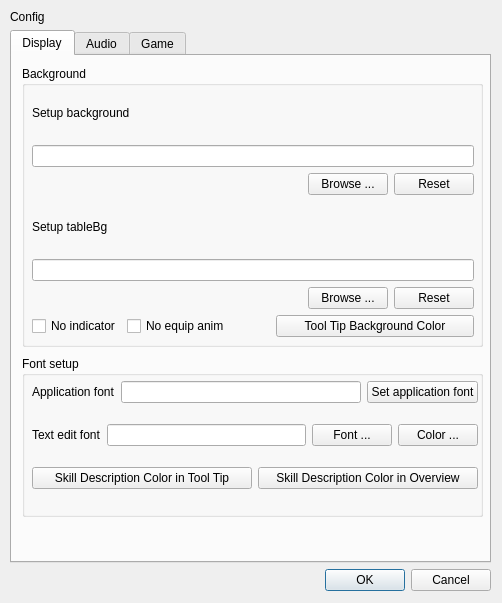
Before: the Qt Designer form src/dialog/configdialog.ui in NijigenDevs/QSanguosha-For-Saimoe, drawn with Qt 5.
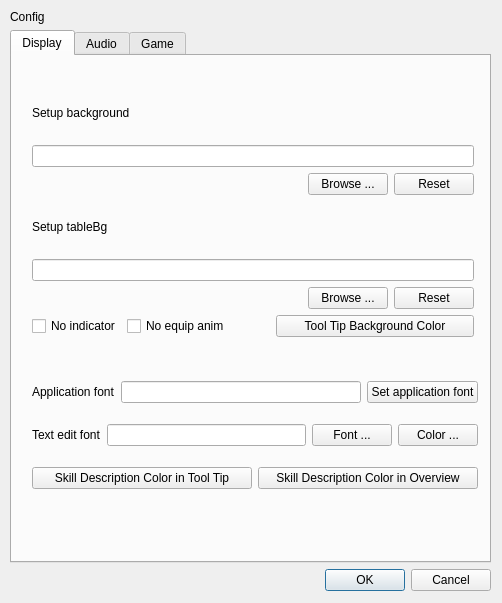
After: the same form once the commit is applied.

What changed in the file:
```diff
--- a/src/dialog/configdialog.ui
+++ b/src/dialog/configdialog.ui
@@ -13,12 +13,6 @@
     <height>603</height>
    </rect>
   </property>
-  <property name="sizePolicy">
-   <sizepolicy hsizetype="Preferred" vsizetype="Minimum">
-    <horstretch>0</horstretch>
-    <verstretch>0</verstretch>
-   </sizepolicy>
-  </property>
   <property name="windowTitle">
    <string>Config dialog</string>
   </property>
@@ -51,7 +45,7 @@
        <attribute name="title">
         <string>Display</string>
        </attribute>
-       <widget class="QGroupBox" name="bgGroupBox">
+       <widget class="QFrame" name="bgFrame">
         <property name="geometry">
          <rect>
           <x>10</x>
@@ -60,9 +54,6 @@
           <height>281</height>
          </rect>
         </property>
-        <property name="title">
-         <string>Background</string>
-        </property>
         <widget class="QWidget" name="layoutWidget1">
          <property name="geometry">
           <rect>
@@ -232,7 +223,7 @@
          </layout>
         </widget>
        </widget>
-       <widget class="QGroupBox" name="fontSetupGroupBox">
+       <widget class="QFrame" name="fontSetupFrame">
         <property name="geometry">
          <rect>
           <x>10</x>
@@ -247,9 +238,6 @@
           <verstretch>0</verstretch>
          </sizepolicy>
         </property>
-        <property name="title">
-         <string>Font setup</string>
-        </property>
         <widget class="QWidget" name="layoutWidget2">
          <property name="geometry">
           <rect>
```
Left out of the diff: 20 changed lines with no effect on the pictures.
